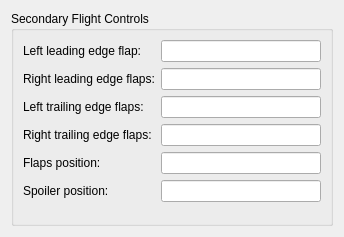
till213/SkyDolly, file src/UserInterface/src/Widget/SecondaryFlightControlWidget.ui: the form before one commit.
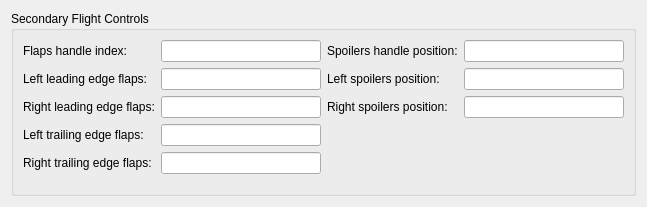
The form after the commit.

Commit message:
Show spoilers position in UI
- Rename flaps and spoilers record members

```diff
--- a/src/UserInterface/src/Widget/SecondaryFlightControlWidget.ui
+++ b/src/UserInterface/src/Widget/SecondaryFlightControlWidget.ui
@@ -6,8 +6,8 @@
    <rect>
     <x>0</x>
     <y>0</y>
-    <width>342</width>
-    <height>237</height>
+    <width>646</width>
+    <height>207</height>
    </rect>
   </property>
   <property name="windowTitle">
@@ -22,18 +22,38 @@
      <property name="title">
       <string>Secondary Flight Controls</string>
      </property>
-     <layout class="QGridLayout" name="gridLayout_2">
-      <item row="0" column="0">
+     <layout class="QHBoxLayout" name="horizontalLayout">
+      <item>
        <layout class="QFormLayout" name="formLayout_2">
         <item row="0" column="0">
+         <widget class="QLabel" name="label_38">
+          <property name="text">
+           <string>Flaps handle index:</string>
+          </property>
+         </widget>
+        </item>
+        <item row="0" column="1">
+         <widget class="QLineEdit" name="flapsHandleIndexLineEdit">
+          <property name="minimumSize">
+           <size>
+            <width>160</width>
+            <height>0</height>
+           </size>
+          </property>
+          <property name="readOnly">
+           <bool>true</bool>
+          </property>
+         </widget>
+        </item>
+        <item row="1" column="0">
          <widget class="QLabel" name="label_40">
           <property name="text">
-           <string>Left leading edge flap:</string>
+           <string>Left leading edge flaps:</string>
           </property>
          </widget>
         </item>
-        <item row="0" column="1">
-         <widget class="QLineEdit" name="leadingEdgeFlapsLeftLineEdit">
+        <item row="1" column="1">
+         <widget class="QLineEdit" name="leftLeadingEdgeFlapsLineEdit">
           <property name="minimumSize">
            <size>
             <width>160</width>
@@ -45,15 +65,15 @@
           </property>
          </widget>
         </item>
-        <item row="1" column="0">
+        <item row="2" column="0">
          <widget class="QLabel" name="label_41">
           <property name="text">
            <string>Right leading edge flaps:</string>
           </property>
          </widget>
         </item>
-        <item row="1" column="1">
-         <widget class="QLineEdit" name="leadingEdgeFlapsRightLineEdit">
+        <item row="2" column="1">
+         <widget class="QLineEdit" name="rightLeadingEdgeFlapsLineEdit">
           <property name="minimumSize">
            <size>
             <width>160</width>
@@ -65,33 +85,13 @@
           </property>
          </widget>
         </item>
-        <item row="2" column="0">
+        <item row="3" column="0">
          <widget class="QLabel" name="label_42">
           <property name="text">
            <string>Left trailing edge flaps:</string>
           </property>
          </widget>
         </item>
-        <item row="2" column="1">
-         <widget class="QLineEdit" name="trailingEdgeFlapsLeftLineEdit">
-          <property name="minimumSize">
-           <size>
-            <width>160</width>
-            <height>0</height>
-           </size>
-          </property>
-          <property name="readOnly">
-           <bool>true</bool>
-          </property>
-         </widget>
-        </item>
-        <item row="3" column="0">
-         <widget class="QLabel" name="label_43">
-          <property name="text">
-           <string>Right trailing edge flaps:</string>
-          </property>
-         </widget>
-        </item>
         <item row="3" column="1">
          <widget class="QLineEdit" name="trailingEdgeFlapsRightLineEdit">
           <property name="minimumSize">
@@ -106,9 +106,9 @@
          </widget>
         </item>
         <item row="4" column="0">
-         <widget class="QLabel" name="label_38">
+         <widget class="QLabel" name="label_43">
           <property name="text">
-           <string>Flaps position:</string>
+           <string>Right trailing edge flaps:</string>
           </property>
          </widget>
         </item>
@@ -125,15 +125,59 @@
           </property>
          </widget>
         </item>
-        <item row="5" column="0">
+       </layout>
+      </item>
+      <item>
+       <layout class="QFormLayout" name="formLayout">
+        <item row="0" column="0">
          <widget class="QLabel" name="label_37">
           <property name="text">
-           <string>Spoiler position:</string>
+           <string>Spoilers handle position:</string>
           </property>
          </widget>
         </item>
-        <item row="5" column="1">
-         <widget class="QLineEdit" name="spoilerLineEdit">
+        <item row="0" column="1">
+         <widget class="QLineEdit" name="spoilersHandlePositionLineEdit">
+          <property name="minimumSize">
+           <size>
+            <width>160</width>
+            <height>0</height>
+           </size>
+          </property>
+          <property name="readOnly">
+           <bool>true</bool>
+          </property>
+         </widget>
+        </item>
+        <item row="1" column="0">
+         <widget class="QLabel" name="label_45">
+          <property name="text">
+           <string>Left spoilers position:</string>
+          </property>
+         </widget>
+        </item>
+        <item row="1" column="1">
+         <widget class="QLineEdit" name="leftSpoilersPositionLineEdit">
+          <property name="minimumSize">
+           <size>
+            <width>160</width>
+            <height>0</height>
+           </size>
+          </property>
+          <property name="readOnly">
+           <bool>true</bool>
+          </property>
+         </widget>
+        </item>
+        <item row="2" column="0">
+         <widget class="QLabel" name="label_44">
+          <property name="text">
+           <string>Right spoilers position:</string>
+          </property>
+         </widget>
+        </item>
+        <item row="2" column="1">
+         <widget class="QLineEdit" name="rightSpoilersPositionLineEdit">
           <property name="minimumSize">
            <size>
             <width>160</width>
```
Left out of the diff: 4 changed lines with no effect on the pictures. The commit also changes 17 other files.
